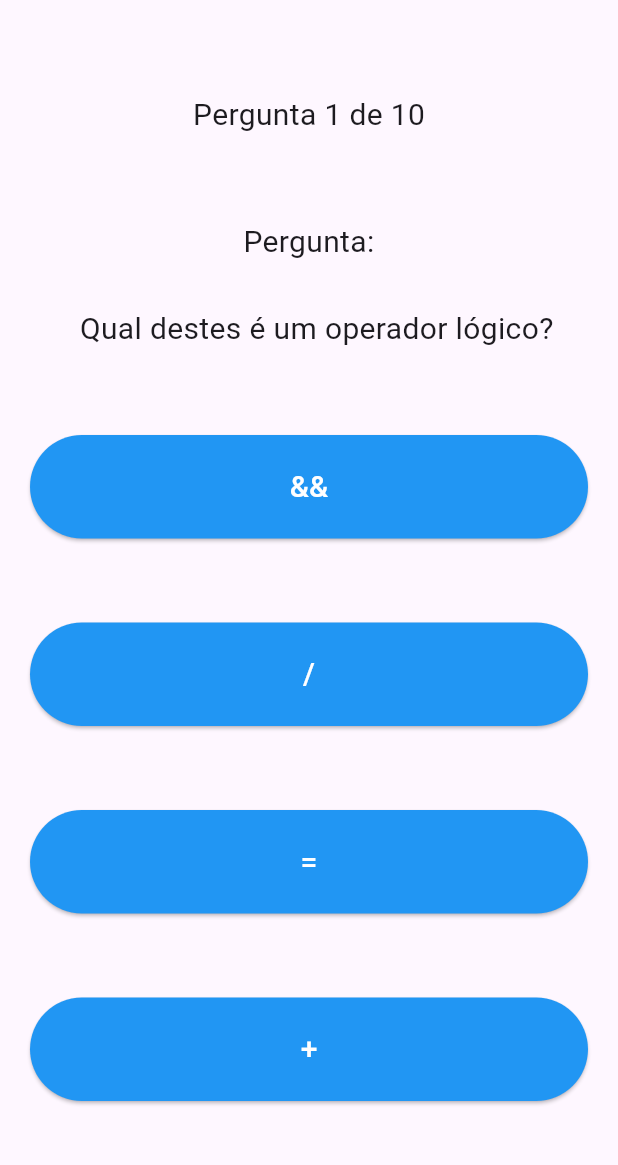
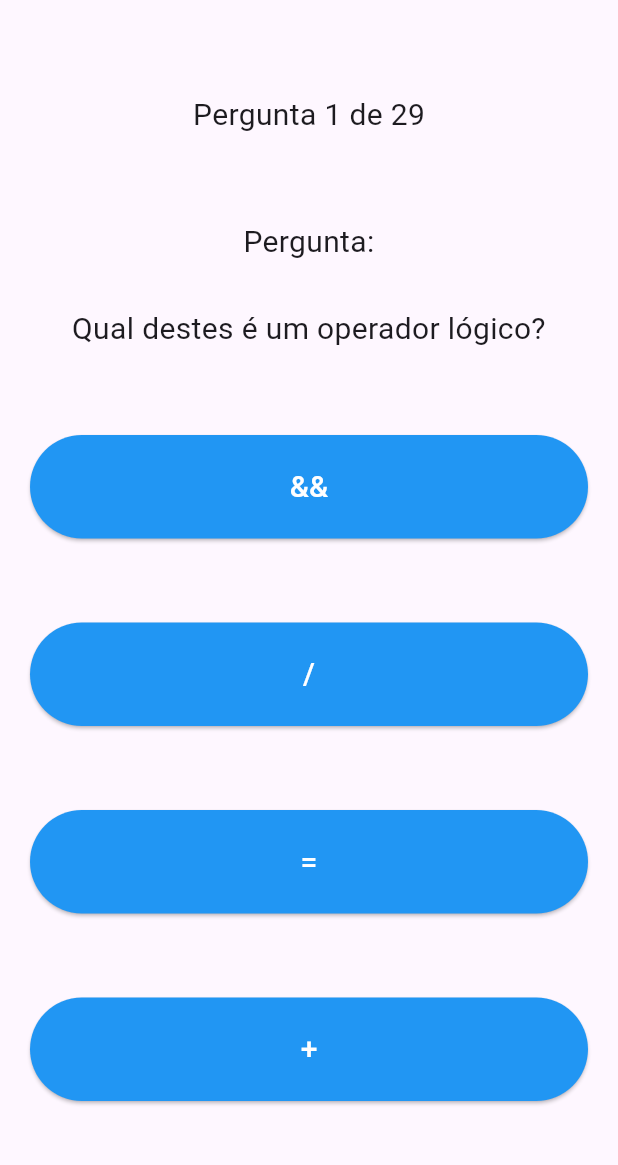
Before and after one commit to leandryncsc/quiz_app_flutter, a Flutter app: the screen it shows after launch, after a tap on "Jogar", on a phone screen of 412 x 824 dp, the part 63-1228 px from its top. Run offline on Flutter 3.47's test engine with Material 3 defaults, Android fonts, the phone set to English and light mode, and no system bars.

Commit message:
reducao de codigo, ajusta nas implementacao das perguntas, ajutando para nao repetir nas perguntas e ajuste no resultado

```diff
--- a/lib/main.dart
+++ b/lib/main.dart
@@ -1,8 +1,8 @@
 import 'package:flutter/material.dart';
-
 import 'homepage.dart';
 import 'quiz.dart';
 import 'resultados.dart';
+import 'quiz_dados.dart';
 
 void main() {
   runApp(const MyApp());
@@ -18,9 +18,7 @@ class MyApp extends StatelessWidget {
       initialRoute: '/',
       routes: {
         '/': (context) => const Homepage(),
-        'Quiz': (context) => const Quiz(
-              quiz: [0],
-            ),
+        'Quiz': (context) => Quiz(quiz: quizData),
         Resultado.routeName: (context) => const Resultado()
       },
     );
--- a/lib/quiz.dart
+++ b/lib/quiz.dart
@@ -1,15 +1,11 @@
 import 'package:flutter/foundation.dart';
 import 'package:flutter/material.dart';
-
 import 'package:quiz_app_flutter/resultados.dart';
-
-import 'quiz_dados.dart';
 
 class Quiz extends StatefulWidget {
   const Quiz({Key? key, required this.quiz}) : super(key: key);
 
-  final List quiz;
-
+  final List<Map<String, dynamic>> quiz;
   @override
   State<Quiz> createState() => _QuizState();
 }
@@ -18,48 +14,69 @@ class _QuizState extends State<Quiz> {
   int perguntaNumero = 1;
   int acertos = 0;
   int erros = 0;
+  late List<Map<String, dynamic>> perguntasEmbaralhadas;
+
   @override
-  Widget build(BuildContext context) {
-    quiz.shuffle();
+  void initState() {
+    super.initState();
+    // Garante que estamos trabalhando com uma cópia da lista original
+    perguntasEmbaralhadas = List<Map<String, dynamic>>.from(widget.quiz);
+    _embaralharPerguntas();
+  }
 
-    for (var elemento in quiz) {
-      int alternativaCorreta = elemento['alternativa_correta'];
-      List respostas = elemento['respostas'];
+  void _embaralharPerguntas() {
+    perguntasEmbaralhadas.shuffle();
 
-      String respostaCorreta = elemento['respostas'][alternativaCorreta - 1];
-      //print(respostaCorreta);
+    for (var pergunta in perguntasEmbaralhadas) {
+      final alternativaCorretaOriginal = pergunta['alternativa_correta'] as int;
+      final respostas = List<String>.from(pergunta['respostas'] as List);
+      final respostaCorreta = respostas[alternativaCorretaOriginal - 1];
 
       respostas.shuffle();
-      int i = 1;
-      for (var elemento in respostas) {
-        //print(elemento);
-        if (elemento == respostaCorreta) {
-          alternativaCorreta = i;
+
+      pergunta['respostas'] = respostas;
+      pergunta['alternativa_correta'] = respostas.indexOf(respostaCorreta) + 1;
     }
-        i++;
-      }
-      elemento['alternativa_correta'] = alternativaCorreta;
   }
 
   void respondeu(int respostaNumero) {
     setState(() {
-        if (quiz[perguntaNumero - 1]['alternativa_correta'] == respostaNumero) {
+      final perguntaAtual = perguntasEmbaralhadas[perguntaNumero - 1];
+
+      if (perguntaAtual['alternativa_correta'] == respostaNumero) {
         acertos++;
       } else {
         erros++;
       }
+
       if (kDebugMode) {
         print('acertos totais: $acertos erros totais: $erros');
       }
 
-        if (perguntaNumero == 10) {
-          Navigator.pushNamed(context, 'Resultados',
-              arguments: Argumentos(acertos));
+      if (perguntaNumero == perguntasEmbaralhadas.length) {
+        Navigator.pushNamed(
+          context,
+          'Resultados',
+          arguments: Argumentos(acertos, perguntasEmbaralhadas.length),
+        );
       } else {
         perguntaNumero++;
       }
     });
   }
+
+  @override
+  Widget build(BuildContext context) {
+    // Verificação de segurança
+    if (perguntasEmbaralhadas.isEmpty ||
+        perguntaNumero > perguntasEmbaralhadas.length) {
+      return const Scaffold(
+        body: Center(child: Text('Nenhuma pergunta disponível')),
+      );
+    }
+
+    final perguntaAtual = perguntasEmbaralhadas[perguntaNumero - 1];
+    final respostas = perguntaAtual['respostas'] as List<String>;
 
     return MaterialApp(
       debugShowCheckedModeBanner: false,
@@ -75,81 +92,39 @@ class _QuizState extends State<Quiz> {
               Align(
                 alignment: Alignment.center,
                 child: Text(
-                  'Pergunta $perguntaNumero de 10',
+                  'Pergunta $perguntaNumero de ${perguntasEmbaralhadas.length}',
                   style: const TextStyle(fontSize: 20),
                 ),
               ),
               Center(
                 child: Text(
-                  'Pergunta: \n\n  ${quiz[perguntaNumero - 1]['pergunta']}',
+                  'Pergunta: \n\n${perguntaAtual['pergunta']}',
                   style: const TextStyle(fontSize: 20),
                   textAlign: TextAlign.center,
                 ),
               ),
-              SizedBox(
+              ...respostas.asMap().entries.map((entry) {
+                final index = entry.key;
+                final resposta = entry.value;
+
+                return SizedBox(
                   width: double.infinity,
                   child: ElevatedButton(
                     onPressed: () {
-                    respondeu(1);
+                      respondeu(index + 1);
                     },
                     style: ElevatedButton.styleFrom(
                       padding: const EdgeInsets.fromLTRB(100, 20, 100, 20),
                       backgroundColor: Colors.blue,
-                      foregroundColor: Colors.white),
+                      foregroundColor: Colors.white,
+                    ),
                     child: Text(
-                    quiz[perguntaNumero - 1]['respostas'][0],
+                      resposta,
                       style: const TextStyle(fontSize: 20),
                     ),
                   ),
-              ),
-              SizedBox(
-                width: double.infinity,
-                child: ElevatedButton(
-                  onPressed: () {
-                    respondeu(2);
-                  },
-                  style: ElevatedButton.styleFrom(
-                      padding: const EdgeInsets.fromLTRB(100, 20, 100, 20),
-                      backgroundColor: Colors.blue,
-                      foregroundColor: Colors.white),
-                  child: Text(
-                    quiz[perguntaNumero - 1]['respostas'][1],
-                    style: const TextStyle(fontSize: 20),
-                  ),
-                ),
-              ),
-              SizedBox(
-                width: double.infinity,
-                child: ElevatedButton(
-                  onPressed: () {
-                    respondeu(3);
-                  },
-                  style: ElevatedButton.styleFrom(
-                      padding: const EdgeInsets.fromLTRB(100, 20, 100, 20),
-                      backgroundColor: Colors.blue,
-                      foregroundColor: Colors.white),
-                  child: Text(
-                    quiz[perguntaNumero - 1]['respostas'][2],
-                    style: const TextStyle(fontSize: 20),
-                  ),
-                ),
-              ),
-              SizedBox(
-                width: double.infinity,
-                child: ElevatedButton(
-                  onPressed: () {
-                    respondeu(4);
-                  },
-                  style: ElevatedButton.styleFrom(
-                      padding: const EdgeInsets.fromLTRB(100, 20, 100, 20),
-                      backgroundColor: Colors.blue,
-                      foregroundColor: Colors.white),
-                  child: Text(
-                    quiz[perguntaNumero - 1]['respostas'][3],
-                    style: const TextStyle(fontSize: 20),
-                  ),
-                ),
-              ),
+                );
+              }).toList(),
             ],
           ),
         ),
--- a/lib/quiz_dados.dart
+++ b/lib/quiz_dados.dart
@@ -1,4 +1,4 @@
-final List quiz = [
+final List<Map<String, dynamic>> quizData  = [
   {
     "pergunta": "O Flutter é?",
     "respostas": [
--- a/lib/resultados.dart
+++ b/lib/resultados.dart
@@ -1,9 +1,10 @@
 import 'package:flutter/material.dart';
 
 class Argumentos {
-  int acertos = 0;
+  final int acertos;
+  final int totalPerguntas;
 
-  Argumentos(this.acertos);
+  Argumentos(this.acertos, this.totalPerguntas);
 }
 
 class Resultado extends StatelessWidget {
@@ -26,8 +27,11 @@ class Resultado extends StatelessWidget {
             mainAxisAlignment: MainAxisAlignment.spaceEvenly,
             children: [
               const Text('Resultado', style: TextStyle(fontSize: 20)),
-              Text('Você acertou\n${argumentos.acertos} de 10\nperguntas',
-                  style: const TextStyle(fontSize: 20)),
+              Text(
+                'Você acertou\n${argumentos.acertos} de ${argumentos.totalPerguntas}\nperguntas',
+                style: const TextStyle(fontSize: 20),
+                textAlign: TextAlign.center,
+              ),
               SizedBox(
                 width: double.infinity,
                 child: ElevatedButton(
@@ -35,9 +39,10 @@ class Resultado extends StatelessWidget {
                     Navigator.pushNamed(context, 'Quiz');
                   },
                   style: ElevatedButton.styleFrom(
-                      padding: const EdgeInsets.fromLTRB(20, 20, 20, 20),
-                      backgroundColor: Colors.blue,
-                      foregroundColor: Colors.white),
+                    padding: const EdgeInsets.fromLTRB(20, 20, 20, 20),
+                    backgroundColor: Colors.blue,
+                    foregroundColor: Colors.white,
+                  ),
                   child: const Text(
                     'Jogar Novamente',
                     style: TextStyle(fontSize: 30),
```
Lines whose indentation alone changed are shown as unchanged.
